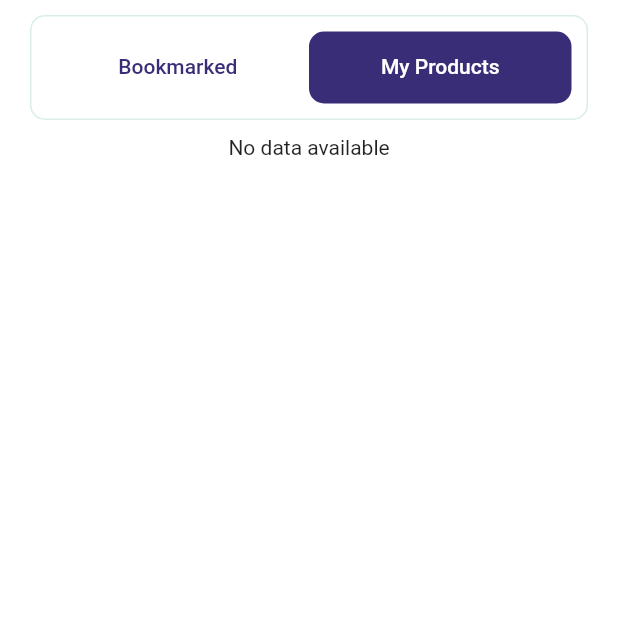
After one commit to demola234/Olx, a Flutter app: the SaveProduct screen opened directly, tab 2 chosen, on a phone screen of 412 x 824 dp, the top half of it. The commit adds this screen. Run offline on Flutter 3.47's test engine with Material 2 defaults, Android fonts, the phone set to English and light mode, and no system bars; drawn by our look-alikes of overlay_support; our stand-ins replace animate_do, cached_network_image, cloud_firestore, csc_picker, firebase_auth, firebase_core and 16 more; missing offline and left inert: images_picker, map_launcher, search_page; accounts and stored records are empty; project files that could hold a hidden picture were left out.

Commit message:
bookmark and my product added

```diff
--- a/lib/features/add_product/presentation/view/add_product.dart
+++ b/lib/features/add_product/presentation/view/add_product.dart
@@ -112,7 +112,7 @@ class _AddProductState extends State<AddProduct> {
               Row(
                 children: [
                   Text(
-                    "Upload",
+                    "Upload Images",
                     style: Config.b1(context).copyWith(fontSize: 13),
                   ),
                 ],
--- a/lib/features/add_product/presentation/view/review_details.dart
+++ b/lib/features/add_product/presentation/view/review_details.dart
@@ -125,7 +125,7 @@ class _ReviewDetailsState extends State<ReviewDetails> {
         Toasts.showErrorToast("Please Type in Full Name");
         return;
       } else if (phone.trim().isEmpty) {
-        Toasts.showErrorToast("Please Type in Mobile");
+        Toasts.showErrorToast("Please Type in Mobile Number");
         return;
       } else if (email.trim().isEmpty) {
         Toasts.showErrorToast("Please Type in your Email");
--- /dev/null
+++ b/lib/features/save_product/data/product_model.dart
@@ -0,0 +1,190 @@
+import 'dart:convert';
+
+import 'package:ecommerce/core/constants/image_assets.dart';
+
+class ProductModel {
+  int uid;
+  String productName;
+  ImageType image;
+  String price;
+  String description;
+  String category;
+  User user;
+
+  ProductModel({
+    required this.uid,
+    required this.productName,
+    required this.image,
+    required this.price,
+    required this.description,
+    required this.category,
+    required this.user,
+  });
+
+  Map<String, dynamic> toMap() {
+    return <String, dynamic>{
+      'uid': uid,
+      'product_name': productName,
+      'image': image,
+      'price': price,
+      'description': description,
+      'category': category,
+    };
+  }
+
+  factory ProductModel.fromMap(Map<String, dynamic> map) {
+    return ProductModel(
+      uid: map['uid'] as int,
+      productName: map['product_name'] as String,
+      image: ImageType.fromMap(map['image'] as Map<String, dynamic>),
+      price: map['price'] as String,
+      description: map['description'] as String,
+      category: map['category'] as String,
+      user: User.fromMap(map['user'] as Map<String, dynamic>),
+    );
+  }
+
+  String toJson() => json.encode(toMap());
+
+  factory ProductModel.fromJson(String source) =>
+      ProductModel.fromMap(json.decode(source) as Map<String, dynamic>);
+}
+
+class ImageType {
+  List<String> image;
+  ImageType({
+    required this.image,
+  });
+
+  Map<String, dynamic> toMap() {
+    return <String, dynamic>{
+      'image': image,
+    };
+  }
+
+  factory ImageType.fromMap(Map<String, dynamic> map) {
+    return ImageType(
+        image: List<String>.from(
+      (map['image'] as List<String>),
+    ));
+  }
+
+  String toJson() => json.encode(toMap());
+
+  factory ImageType.fromJson(String source) =>
+      ImageType.fromMap(json.decode(source) as Map<String, dynamic>);
+}
+
+class User {
+  String username;
+  String userLocation;
+  String userNumber;
+  User({
+    required this.username,
+    required this.userLocation,
+    required this.userNumber,
+  });
+
+  Map<String, dynamic> toMap() {
+    return <String, dynamic>{
+      'username': username,
+      'user_location': userLocation,
+      'user_number': userNumber,
+    };
+  }
+
+  factory User.fromMap(Map<String, dynamic> map) {
+    return User(
+      username: map['username'] as String,
+      userLocation: map['user_location'] as String,
+      userNumber: map['user_number'] as String,
+    );
+  }
+
+  String toJson() => json.encode(toMap());
+
+  factory User.fromJson(String source) =>
+      User.fromMap(json.decode(source) as Map<String, dynamic>);
+}
+
+List<ProductModel> products = <ProductModel>[
+  ProductModel(
+      uid: 1,
+      productName: "MacBook Air M1",
+      price: "860,999",
+      description:
+          "With the M2 chip get more out of your MacBook Pro 13inch 2022 as it begins the next generation of Apple silicon, with even more of the speed and power efficiency introduced by M1. So you can rip through workflows with a more powerful 8-core CPU. Create stunning graphics with a lightning‑fast 10‑core GPU. Work with more streams of 4K and 8K ProRes video with the high-performance media engine. And do it all at once with up to 24GB of faster-unified memory. Up to 1.4x faster than M1 model Up to 6x faster than the Intel-based model Up to 20 hours of battery life Thermal efficiency. Active cooling sustains blazing‑fast performance. Thanks to its advanced thermal system and the efficiency of Apple silicon, MacBook Pro 13inch can sustain pro levels of performance, so you can run CPU and GPU intensive tasks for hours on end. New Security. The M2 chip and macOS give MacBook Pro 13inch 2022 more security and privacy features beyond anything in its class. With built‑in protection against malware and viruses, the freedom to choose what you share and how you share it, and silicon‑level features like Touch ID and Apple Pay. Built to safeguard your privacy and data at every stage.",
+      category: "Laptop",
+      image: ImageType(
+        image: [
+          ImagesAsset.product1,
+          "",
+          "",
+          "",
+        ],
+      ),
+      user: User(
+        username: "Ademola",
+        userLocation: "Okene, Lagos, Nigeria",
+        userNumber: "08032323232",
+      )),
+  ProductModel(
+      uid: 2,
+      productName: "MacBook Air M1",
+      price: "860,999",
+      description:
+          "With the M2 chip get more out of your MacBook Pro 13inch 2022 as it begins the next generation of Apple silicon, with even more of the speed and power efficiency introduced by M1. So you can rip through workflows with a more powerful 8-core CPU. Create stunning graphics with a lightning‑fast 10‑core GPU. Work with more streams of 4K and 8K ProRes video with the high-performance media engine. And do it all at once with up to 24GB of faster-unified memory. Up to 1.4x faster than M1 model Up to 6x faster than the Intel-based model Up to 20 hours of battery life Thermal efficiency. Active cooling sustains blazing‑fast performance. Thanks to its advanced thermal system and the efficiency of Apple silicon, MacBook Pro 13inch can sustain pro levels of performance, so you can run CPU and GPU intensive tasks for hours on end. New Security. The M2 chip and macOS give MacBook Pro 13inch 2022 more security and privacy features beyond anything in its class. With built‑in protection against malware and viruses, the freedom to choose what you share and how you share it, and silicon‑level features like Touch ID and Apple Pay. Built to safeguard your privacy and data at every stage.",
+      category: "Laptop",
+      image: ImageType(
+        image: [
+          ImagesAsset.product1,
+          ImagesAsset.product3,
+          ImagesAsset.product2,
+        ],
+      ),
+      user: User(
+        username: "Ademola",
+        userLocation: "Okene, Lagos, Nigeria",
+        userNumber: "08032323232",
+      )),
+  ProductModel(
+      uid: 3,
+      productName: "MacBook Air M1",
+      price: "860,999",
+      description:
+          "With the M2 chip get more out of your MacBook Pro 13inch 2022 as it begins the next generation of Apple silicon, with even more of the speed and power efficiency introduced by M1. So you can rip through workflows with a more powerful 8-core CPU. Create stunning graphics with a lightning‑fast 10‑core GPU. Work with more streams of 4K and 8K ProRes video with the high-performance media engine. And do it all at once with up to 24GB of faster-unified memory. Up to 1.4x faster than M1 model Up to 6x faster than the Intel-based model Up to 20 hours of battery life Thermal efficiency. Active cooling sustains blazing‑fast performance. Thanks to its advanced thermal system and the efficiency of Apple silicon, MacBook Pro 13inch can sustain pro levels of performance, so you can run CPU and GPU intensive tasks for hours on end. New Security. The M2 chip and macOS give MacBook Pro 13inch 2022 more security and privacy features beyond anything in its class. With built‑in protection against malware and viruses, the freedom to choose what you share and how you share it, and silicon‑level features like Touch ID and Apple Pay. Built to safeguard your privacy and data at every stage.",
+      category: "Laptop",
+      image: ImageType(
+        image: [
+          ImagesAsset.product1,
+          "",
+          "",
+          "",
+        ],
+      ),
+      user: User(
+        username: "Ademola",
+        userLocation: "Okene, Lagos, Nigeria",
+        userNumber: "08032323232",
+      )),
+  ProductModel(
+      uid: 4,
+      productName: "MacBook Air M1",
+      price: "860,999",
+      description:
+          "With the M2 chip get more out of your MacBook Pro 13inch 2022 as it begins the next generation of Apple silicon, with even more of the speed and power efficiency introduced by M1. So you can rip through workflows with a more powerful 8-core CPU. Create stunning graphics with a lightning‑fast 10‑core GPU. Work with more streams of 4K and 8K ProRes video with the high-performance media engine. And do it all at once with up to 24GB of faster-unified memory. Up to 1.4x faster than M1 model Up to 6x faster than the Intel-based model Up to 20 hours of battery life Thermal efficiency. Active cooling sustains blazing‑fast performance. Thanks to its advanced thermal system and the efficiency of Apple silicon, MacBook Pro 13inch can sustain pro levels of performance, so you can run CPU and GPU intensive tasks for hours on end. New Security. The M2 chip and macOS give MacBook Pro 13inch 2022 more security and privacy features beyond anything in its class. With built‑in protection against malware and viruses, the freedom to choose what you share and how you share it, and silicon‑level features like Touch ID and Apple Pay. Built to safeguard your privacy and data at every stage.",
+      category: "Laptop",
+      image: ImageType(
+        image: [
+          ImagesAsset.product1,
+          "",
+          "",
+          "",
+        ],
+      ),
+      user: User(
+        username: "Ademola",
+        userLocation: "Okene, Lagos, Nigeria",
+        userNumber: "08032323232",
+      )),
+];
--- a/lib/features/save_product/presentation/view/save_product.dart
+++ b/lib/features/save_product/presentation/view/save_product.dart
@@ -1,6 +1,9 @@
 import 'package:ecommerce/core/constants/colors.dart';
+
 import 'package:flutter/material.dart';
-import '../../../authentication/presentation/view/setprofile/set_location.dart';
+
+import '../widget/bookmarked.dart';
+import '../widget/my_products.dart';
 
 class SaveProduct extends StatefulWidget {
   const SaveProduct({Key? key}) : super(key: key);
@@ -16,6 +19,7 @@ class _SaveProductState extends State<SaveProduct> {
     return DefaultTabController(
       length: 2,
       child: Scaffold(
+        backgroundColor: Colors.white,
         body: SafeArea(
           child: Column(
             children: [
@@ -47,12 +51,8 @@ class _SaveProductState extends State<SaveProduct> {
               const Expanded(
                   child: TabBarView(
                 children: [
-                  Center(
-                    child: Text("Bookmarked"),
-                  ),
-                  Center(
-                    child: Text("My Products"),
-                  ),
+                  Bookmarked(),
+                  MyProducts(),
                 ],
               ))
             ],
--- /dev/null
+++ b/lib/features/save_product/presentation/widget/my_products.dart
@@ -0,0 +1,80 @@
+import 'package:firebase_auth/firebase_auth.dart';
+import 'package:flutter/material.dart';
+
+import 'package:ecommerce/core/utils/config.dart';
+import 'package:ecommerce/features/shop/data/product_model.dart';
+import 'package:ecommerce/features/shop/presentation/view/home.dart';
+import 'package:flutter/material.dart';
+
+import '../../../../data/remote/products/products.dart';
+import '../../../../di/di.dart';
+import '../../../authentication/presentation/view/setprofile/set_location.dart';
+
+class MyProducts extends StatefulWidget {
+  const MyProducts({Key? key}) : super(key: key);
+
+  @override
+  State<MyProducts> createState() => _MyProductsState();
+}
+
+class _MyProductsState extends State<MyProducts> {
+  var productService = getIt<ProductService>();
+
+  Future<List<ProductModel>>? productList;
+  List<ProductModel>? retrievedProductList;
+  var currentUser = FirebaseAuth.instance.currentUser;
+
+  @override
+  void initState() {
+    super.initState();
+    _initProductsRetrieval();
+  }
+
+  Future<void> _initProductsRetrieval() async {
+    productList = productService.fetchMyProduct(currentUser!.uid);
+    retrievedProductList =
+        await productService.fetchMyProduct(currentUser!.uid);
+  }
+
+  @override
+  Widget build(BuildContext context) {
+    return Padding(
+      padding: const EdgeInsets.symmetric(horizontal: 20.0),
+      child: FutureBuilder(
+          future: productList,
+          builder: (BuildContext context,
+              AsyncSnapshot<List<ProductModel>> snapshot) {
+            if (snapshot.hasData && snapshot.data!.isNotEmpty) {
+              return GridView.builder(
+                gridDelegate: const SliverGridDelegateWithMaxCrossAxisExtent(
+                  maxCrossAxisExtent: 200,
+                  childAspectRatio: 1 / 2,
+                  crossAxisSpacing: 20,
+                  mainAxisSpacing: 20,
+                ),
+                shrinkWrap: true,
+                itemCount: snapshot.data!.length,
+                itemBuilder: (BuildContext ctx, index) {
+                  // print(snapshot.data![index].category);
+                  return ProductItem(
+                      isHotSales: false, products: snapshot.data![index]);
+                },
+              );
+            } else if (snapshot.connectionState == ConnectionState.done &&
+                retrievedProductList!.isEmpty) {
+              return Center(
+                child: ListView(
+                  children: const <Widget>[
+                    Align(
+                        alignment: AlignmentDirectional.center,
+                        child: Text('No data available')),
+                  ],
+                ),
+              );
+            } else {
+              return const Center(child: CircularProgressIndicator());
+            }
+          }),
+    );
+  }
+}
--- a/lib/features/shop/data/product_model.dart
+++ b/lib/features/shop/data/product_model.dart
@@ -1,3 +1,4 @@
+// ignore_for_file: public_member_api_docs, sort_constructors_first
 import 'package:cloud_firestore/cloud_firestore.dart';
 
 class ProductModel {
@@ -10,6 +11,7 @@ class ProductModel {
   int price;
   String description;
   String category;
+  List<String> bookmarked;
   ProductModel({
     required this.id,
     required this.productName,
@@ -20,6 +22,7 @@ class ProductModel {
     required this.price,
     required this.description,
     required this.category,
+    required this.bookmarked,
   });
 
   Map<String, dynamic> toMap() {
@@ -33,6 +36,7 @@ class ProductModel {
       'price': price,
       'description': description,
       'category': category,
+      'bookmarked': bookmarked,
     };
   }
 
@@ -45,5 +49,6 @@ class ProductModel {
         userId = map['user_id'] as String,
         price = map['price'] as int,
         description = map['description'] as String,
+        bookmarked = List<String>.from((map['bookmarked'])),
         category = map['category'] as String;
 }
--- a/lib/features/shop/presentation/view/category_page.dart
+++ b/lib/features/shop/presentation/view/category_page.dart
@@ -5,7 +5,6 @@ import 'package:flutter/material.dart';
 
 import '../../../../data/remote/products/products.dart';
 import '../../../../di/di.dart';
-// import '../../../add_product/data/product_model.dart';
 import '../../../authentication/presentation/view/setprofile/set_location.dart';
 
 class CategoryPage extends StatefulWidget {
```
Also changed, not shown: lib/data/remote/products/products.dart (+43 -0 lines), lib/features/save_product/presentation/widget/bookmarked.dart (added, +129 -0 lines), lib/features/shop/presentation/view/home.dart (+9 -5 lines).
